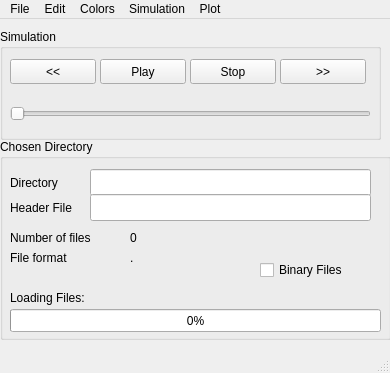
Qt form GUI/MainWindow.ui (LemurPwned/early-spins) before a commit.
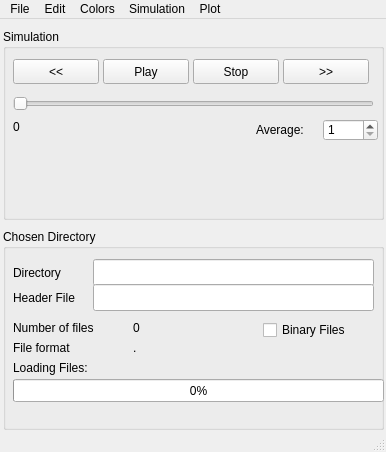
The same form after that commit.

```diff
--- a/GUI/MainWindow.ui
+++ b/GUI/MainWindow.ui
@@ -6,8 +6,8 @@
    <rect>
     <x>0</x>
     <y>0</y>
-    <width>390</width>
-    <height>373</height>
+    <width>386</width>
+    <height>452</height>
    </rect>
   </property>
   <property name="windowTitle">
@@ -17,10 +17,10 @@
    <widget class="QGroupBox" name="groupBox">
     <property name="geometry">
      <rect>
-      <x>0</x>
+      <x>3</x>
       <y>10</y>
       <width>381</width>
-      <height>111</height>
+      <height>191</height>
      </rect>
     </property>
     <property name="title">
@@ -82,7 +82,7 @@
      <property name="geometry">
       <rect>
        <x>10</x>
-       <y>70</y>
+       <y>60</y>
        <width>361</width>
        <height>29</height>
       </rect>
@@ -91,13 +91,55 @@
       <enum>Qt::Horizontal</enum>
      </property>
     </widget>
+    <widget class="QSpinBox" name="averaging_spinBox">
+     <property name="geometry">
+      <rect>
+       <x>320</x>
+       <y>90</y>
+       <width>55</width>
+       <height>22</height>
+      </rect>
+     </property>
+     <property name="minimum">
+      <number>1</number>
+     </property>
+     <property name="maximum">
+      <number>50</number>
+     </property>
+    </widget>
+    <widget class="QLabel" name="average_label">
+     <property name="geometry">
+      <rect>
+       <x>253</x>
+       <y>93</y>
+       <width>62</width>
+       <height>15</height>
+      </rect>
+     </property>
+     <property name="text">
+      <string>Average:</string>
+     </property>
+    </widget>
+    <widget class="QLabel" name="frameNumber_label">
+     <property name="geometry">
+      <rect>
+       <x>10</x>
+       <y>90</y>
+       <width>62</width>
+       <height>15</height>
+      </rect>
+     </property>
+     <property name="text">
+      <string>0</string>
+     </property>
+    </widget>
    </widget>
    <widget class="QGroupBox" name="groupBox_2">
     <property name="geometry">
      <rect>
-      <x>0</x>
-      <y>120</y>
-      <width>391</width>
+      <x>3</x>
+      <y>210</y>
+      <width>381</width>
       <height>201</height>
      </rect>
     </property>
@@ -206,7 +248,7 @@
      <property name="geometry">
       <rect>
        <x>260</x>
-       <y>120</y>
+       <y>90</y>
        <width>121</width>
        <height>22</height>
       </rect>
@@ -219,7 +261,7 @@
      <property name="geometry">
       <rect>
        <x>10</x>
-       <y>170</y>
+       <y>150</y>
        <width>371</width>
        <height>23</height>
       </rect>
@@ -232,7 +274,7 @@
      <property name="geometry">
       <rect>
        <x>10</x>
-       <y>150</y>
+       <y>130</y>
        <width>101</width>
        <height>17</height>
       </rect>
@@ -248,8 +290,8 @@
     <rect>
      <x>0</x>
      <y>0</y>
-     <width>390</width>
-     <height>25</height>
+     <width>386</width>
+     <height>20</height>
     </rect>
    </property>
    <widget class="QMenu" name="menuFile">
```
